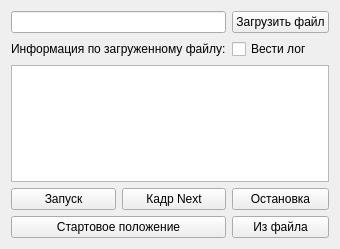
Above: Widgets/CommandControlWidget.ui from AlexanderMokhov/AR-600Controller before the change. Below: the same form after it.
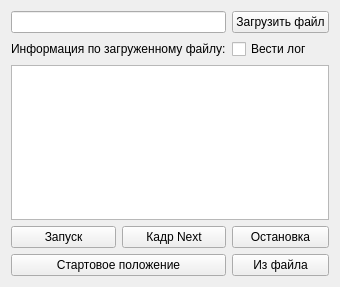
That is the form after the change.

Patch:
```diff
--- a/Widgets/CommandControlWidget.ui
+++ b/Widgets/CommandControlWidget.ui
@@ -7,14 +7,35 @@
     <x>0</x>
     <y>0</y>
     <width>312</width>
-    <height>249</height>
+    <height>287</height>
    </rect>
   </property>
+  <property name="sizePolicy">
+   <sizepolicy hsizetype="Preferred" vsizetype="Preferred">
+    <horstretch>0</horstretch>
+    <verstretch>0</verstretch>
+   </sizepolicy>
+  </property>
   <property name="windowTitle">
    <string>Form</string>
   </property>
   <layout class="QGridLayout" name="gridLayout_2">
    <item row="0" column="0">
+    <layout class="QVBoxLayout" name="verticalLayout">
+     <item>
+      <spacer name="verticalSpacer_2">
+       <property name="orientation">
+        <enum>Qt::Vertical</enum>
+       </property>
+       <property name="sizeHint" stdset="0">
+        <size>
+         <width>20</width>
+         <height>18</height>
+        </size>
+       </property>
+      </spacer>
+     </item>
+     <item>
     <layout class="QGridLayout" name="gridLayout">
      <item row="0" column="0" colspan="2">
       <widget class="QLineEdit" name="FilePathTextBox">
@@ -106,6 +127,21 @@
         <string>Из файла</string>
        </property>
       </widget>
+       </item>
+      </layout>
+     </item>
+     <item>
+      <spacer name="verticalSpacer">
+       <property name="orientation">
+        <enum>Qt::Vertical</enum>
+       </property>
+       <property name="sizeHint" stdset="0">
+        <size>
+         <width>20</width>
+         <height>18</height>
+        </size>
+       </property>
+      </spacer>
      </item>
     </layout>
    </item>
```
Lines whose indentation alone changed are shown as unchanged.
